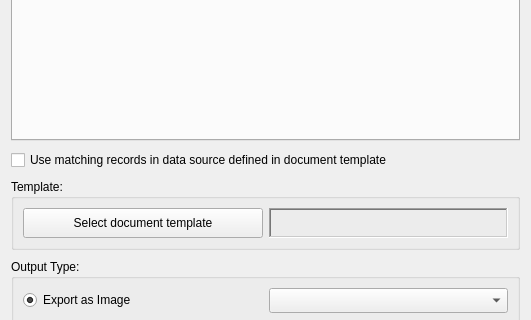
Qt form ui/ui_doc_generator.ui (gltn/stdm) before a commit; both pictures show x 0 to 531 and y 106 to 426 of the 531 by 719 pixel window.
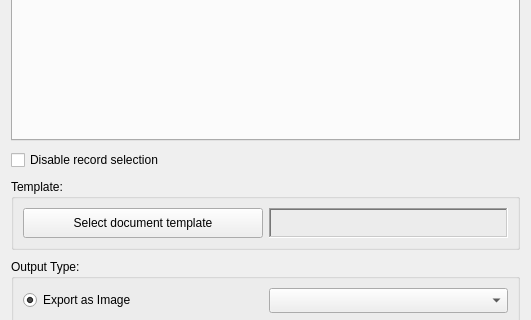
The same form after that commit. Icons and pictures are not drawn. Custom widgets are drawn as their Qt base class.

Patch:
```diff
--- a/ui/ui_doc_generator.ui
+++ b/ui/ui_doc_generator.ui
@@ -107,7 +107,7 @@
    <item row="3" column="0">
     <widget class="QCheckBox" name="chk_template_datasource">
      <property name="text">
-      <string>Use matching records in data source defined in document template</string>
+      <string>Disable record selection</string>
      </property>
     </widget>
    </item>
```
